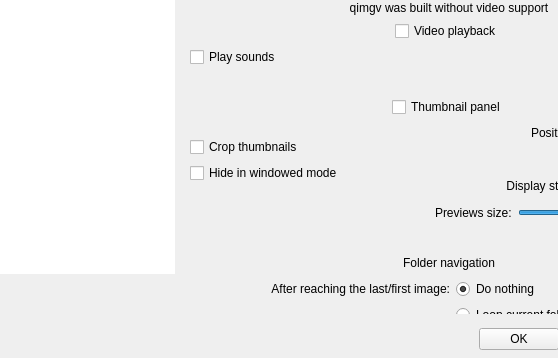
The window that qimgv/gui/dialogs/settingsdialog.ui (DropGuard/ImPulse) describes before a commit, drawn with Qt 5; both pictures show x 0 to 558 and y 322 to 680 of the 740 by 680 pixel window.
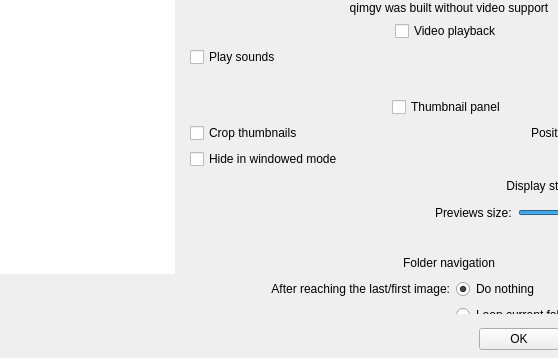
The same window after the commit. Custom widgets are drawn as their Qt base class.

Commit message: [SettingsDialog] remove unneeded spacer

Diff of the .ui file:
```diff
--- a/qimgv/gui/dialogs/settingsdialog.ui
+++ b/qimgv/gui/dialogs/settingsdialog.ui
@@ -287,7 +287,7 @@
               <property name="geometry">
                <rect>
                 <x>0</x>
-                <y>-150</y>
+                <y>0</y>
                 <width>539</width>
                 <height>1064</height>
                </rect>
@@ -1088,19 +1088,6 @@
                          <property name="bottomMargin">
                           <number>0</number>
                          </property>
-                         <item>
-                          <spacer name="verticalSpacer_19">
-                           <property name="orientation">
-                            <enum>Qt::Vertical</enum>
-                           </property>
-                           <property name="sizeHint" stdset="0">
-                            <size>
-                             <width>20</width>
-                             <height>0</height>
-                            </size>
-                           </property>
-                          </spacer>
-                         </item>
                          <item>
                           <widget class="QCheckBox" name="squareThumbnailsCheckBox">
                            <property name="sizePolicy">
```
Left out of the diff: 8 changed lines with no effect on the pictures.
